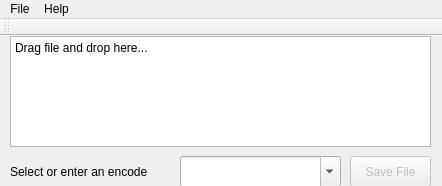
tabatabaei/text-encoder, file mainwindow.ui: the form before one commit.
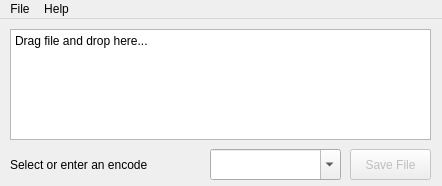
The form after the commit. Icons and pictures are not drawn.

The edit to the form file:
```diff
--- a/mainwindow.ui
+++ b/mainwindow.ui
@@ -24,9 +24,9 @@
    <widget class="QComboBox" name="comboBoxEncode">
     <property name="geometry">
      <rect>
-      <x>180</x>
-      <y>120</y>
-      <width>161</width>
+      <x>210</x>
+      <y>130</y>
+      <width>131</width>
       <height>31</height>
      </rect>
     </property>
@@ -41,7 +41,7 @@
     <property name="geometry">
      <rect>
       <x>350</x>
-      <y>120</y>
+      <y>130</y>
       <width>81</width>
       <height>31</height>
      </rect>
@@ -54,7 +54,7 @@
     <property name="geometry">
      <rect>
       <x>10</x>
-      <y>0</y>
+      <y>10</y>
       <width>421</width>
       <height>111</height>
      </rect>
@@ -74,8 +74,8 @@
     <property name="geometry">
      <rect>
       <x>10</x>
-      <y>120</y>
-      <width>171</width>
+      <y>130</y>
+      <width>191</width>
       <height>31</height>
      </rect>
     </property>
@@ -110,14 +110,6 @@
    <addaction name="menuFile"/>
    <addaction name="menuHelp"/>
   </widget>
-  <widget class="QToolBar" name="mainToolBar">
-   <attribute name="toolBarArea">
-    <enum>TopToolBarArea</enum>
-   </attribute>
-   <attribute name="toolBarBreak">
-    <bool>false</bool>
-   </attribute>
-  </widget>
   <action name="actionAbout">
    <property name="text">
     <string>About</string>
```
Left out of the diff: 2 changed lines with no effect on the pictures.
